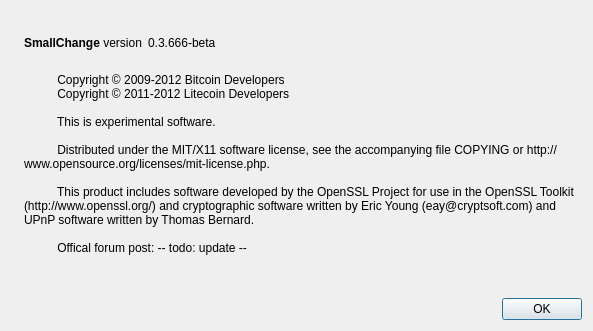
This is src/qt/forms/aboutdialog.ui in bd9142/campuscoin as Qt 5 draws it before an edit. The edited form follows.
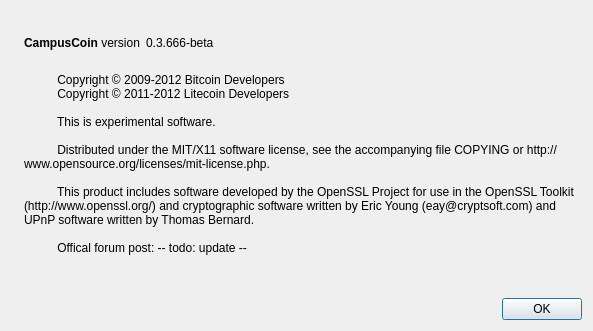
This is the edited form. Icons and pictures are not drawn.

```diff
--- a/src/qt/forms/aboutdialog.ui
+++ b/src/qt/forms/aboutdialog.ui
@@ -50,7 +50,7 @@
           <cursorShape>IBeamCursor</cursorShape>
          </property>
          <property name="text">
-          <string>&lt;b&gt;SmallChange&lt;/b&gt; version</string>
+          <string>&lt;b&gt;CampusCoin&lt;/b&gt; version</string>
          </property>
          <property name="textInteractionFlags">
           <set>Qt::LinksAccessibleByMouse|Qt::TextSelectableByKeyboard|Qt::TextSelectableByMouse</set>
```
Left out of the diff: 2 changed lines with no effect on the pictures.
